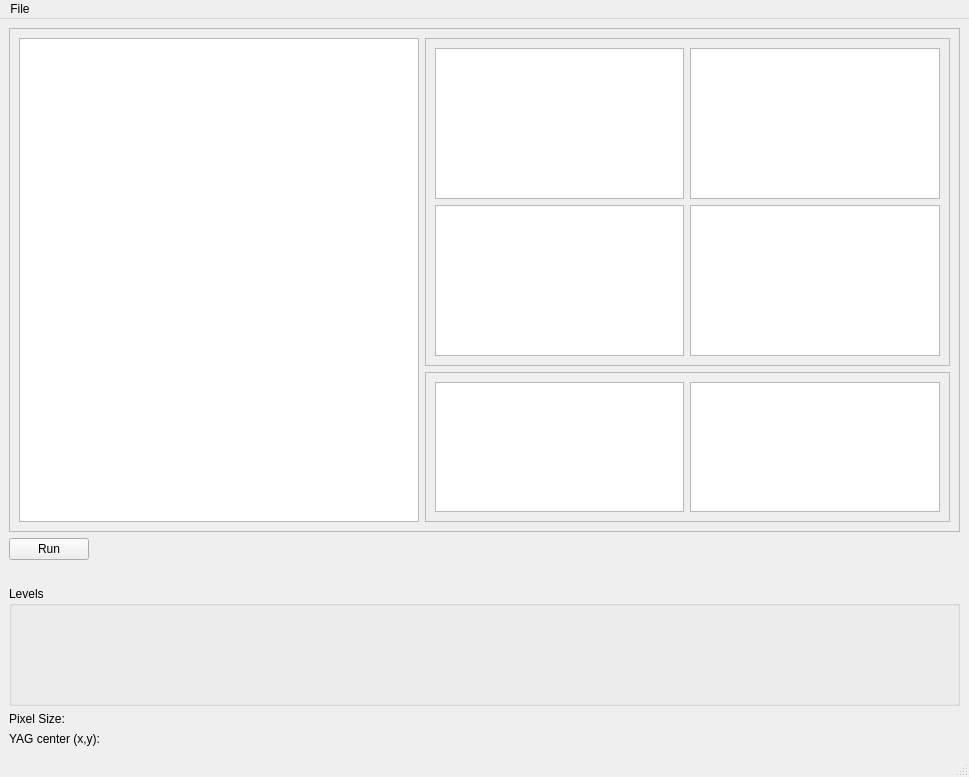
The window that PPM_centroid/image_register.ui (mseaberg/slit_alignment) describes before a commit, drawn with Qt 5.
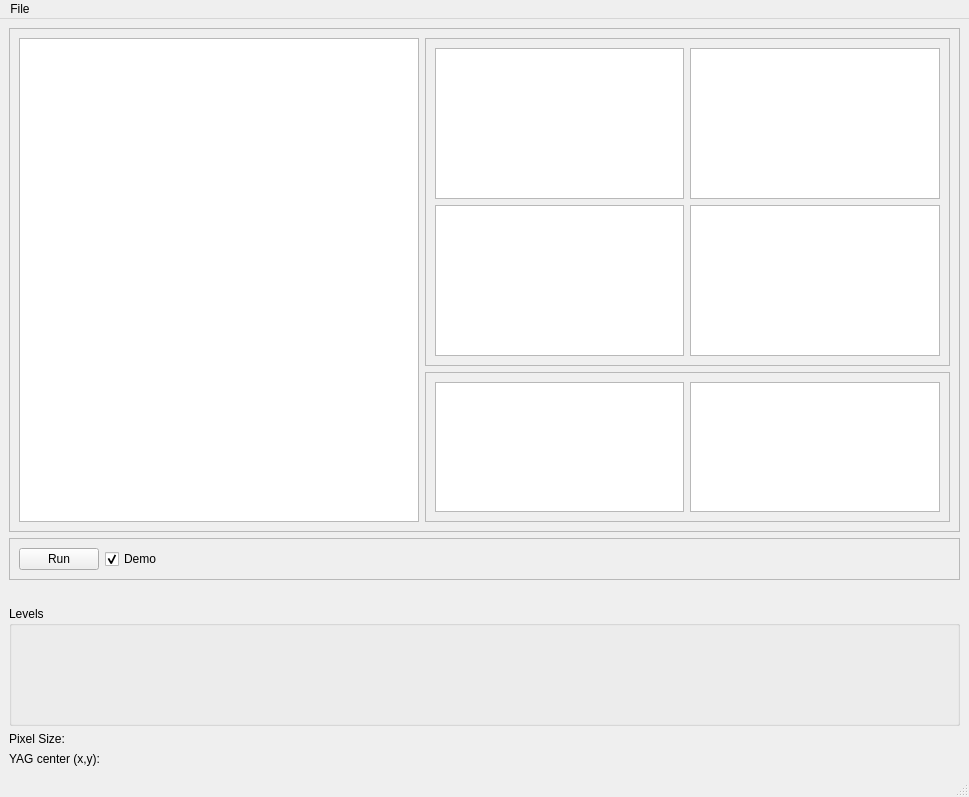
The same window after the commit. Custom widgets are drawn as their Qt base class.

The edit to the form file:
```diff
--- a/PPM_centroid/image_register.ui
+++ b/PPM_centroid/image_register.ui
@@ -7,7 +7,7 @@
     <x>0</x>
     <y>0</y>
     <width>969</width>
-    <height>777</height>
+    <height>797</height>
    </rect>
   </property>
   <property name="windowTitle">
@@ -169,6 +169,15 @@
       </layout>
      </widget>
     </item>
+    <item>
+     <widget class="QFrame" name="frame_4">
+      <property name="frameShape">
+       <enum>QFrame::StyledPanel</enum>
+      </property>
+      <property name="frameShadow">
+       <enum>QFrame::Raised</enum>
+      </property>
+      <layout class="QHBoxLayout" name="horizontalLayout_3">
     <item>
      <widget class="QPushButton" name="runButton">
       <property name="sizePolicy">
@@ -189,6 +198,32 @@
      </widget>
     </item>
     <item>
+        <widget class="QCheckBox" name="demoCheckBox">
+         <property name="text">
+          <string>Demo</string>
+         </property>
+         <property name="checked">
+          <bool>true</bool>
+         </property>
+        </widget>
+       </item>
+       <item>
+        <spacer name="horizontalSpacer_2">
+         <property name="orientation">
+          <enum>Qt::Horizontal</enum>
+         </property>
+         <property name="sizeHint" stdset="0">
+          <size>
+           <width>775</width>
+           <height>20</height>
+          </size>
+         </property>
+        </spacer>
+       </item>
+      </layout>
+     </widget>
+    </item>
+    <item>
      <widget class="QLabel" name="label">
       <property name="sizePolicy">
        <sizepolicy hsizetype="Preferred" vsizetype="Fixed">
```
Left out of the diff: 33 changed lines with no effect on the pictures. Lines whose indentation alone changed are shown as unchanged.
